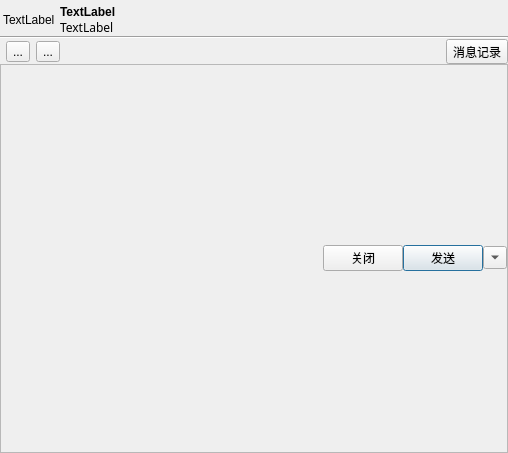
Old version of the form src/ui/friendchatdlg.ui in the repository zhanlangsir/Qtqq.
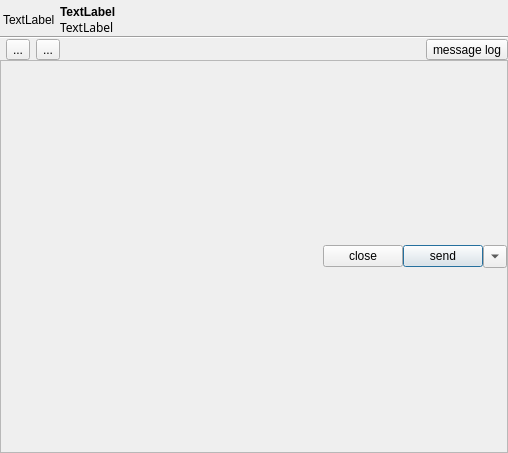
New version of the form. Icons and pictures are not drawn.

```diff
--- a/src/ui/friendchatdlg.ui
+++ b/src/ui/friendchatdlg.ui
@@ -179,7 +179,7 @@
          <item>
           <widget class="QToolButton" name="btn_chat_log">
            <property name="text">
-            <string>消息记录</string>
+            <string>message log</string>
            </property>
           </widget>
          </item>
@@ -227,14 +227,14 @@
             <item>
              <widget class="QPushButton" name="btn_close">
               <property name="text">
-               <string>关闭</string>
+               <string>close</string>
               </property>
              </widget>
             </item>
             <item>
              <widget class="QPushButton" name="btn_send_msg">
               <property name="text">
-               <string>发送</string>
+               <string>send</string>
               </property>
               <property name="default">
                <bool>true</bool>
```
